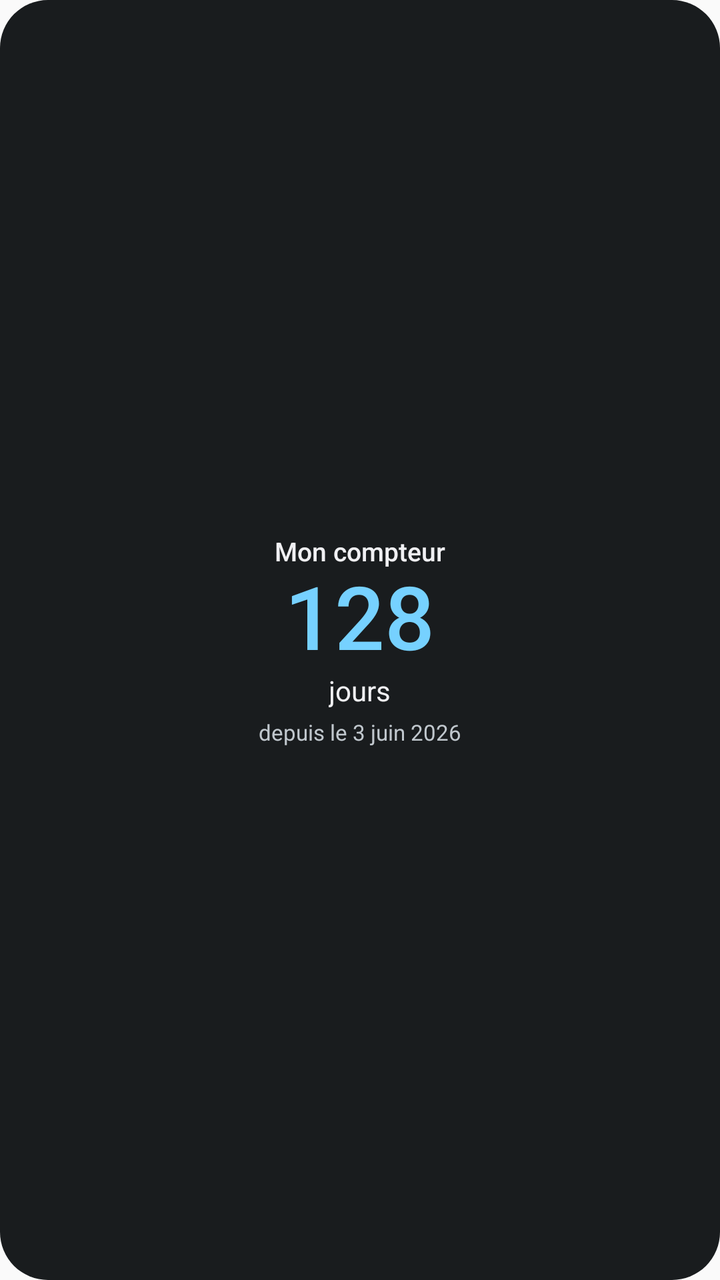
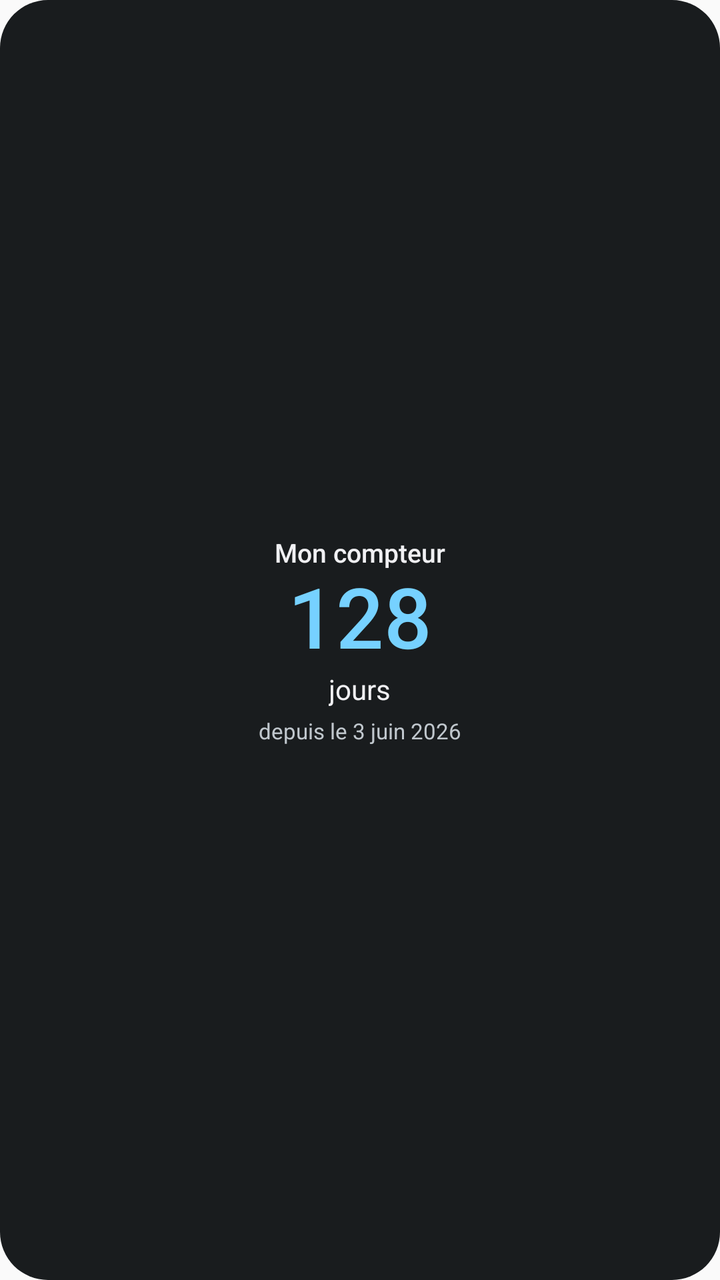

Compare the two renders of this Android layout. The source of the first and the diff that turns it into the second are given below.
<!-- AndroidManifest.xml: application theme AppTheme -->
<!-- res/layout/widget_days.xml -->
<?xml version="1.0" encoding="utf-8"?>
<LinearLayout xmlns:android="http://schemas.android.com/apk/res/android"
    android:id="@+id/widget_root"
    android:layout_width="match_parent"
    android:layout_height="match_parent"
    android:background="@drawable/widget_bg"
    android:gravity="center"
    android:orientation="vertical"
    android:padding="12dp">

    <TextView
        android:id="@+id/days_label"
        android:layout_width="wrap_content"
        android:layout_height="wrap_content"
        android:ellipsize="end"
        android:fontFamily="sans-serif-medium"
        android:gravity="center"
        android:maxLines="1"
        android:text="Mon compteur"
        android:textColor="@color/widget_text"
        android:textSize="13sp" />

    <TextView
        android:id="@+id/days_number"
        android:layout_width="wrap_content"
        android:layout_height="wrap_content"
        android:fontFamily="sans-serif-medium"
        android:includeFontPadding="false"
        android:maxLines="1"
        android:text="128"
        android:textColor="@color/widget_accent"
        android:textSize="44sp" />

    <TextView
        android:id="@+id/days_unit"
        android:layout_width="wrap_content"
        android:layout_height="wrap_content"
        android:maxLines="1"
        android:text="jours"
        android:textColor="@color/widget_text"
        android:textSize="14sp" />

    <TextView
        android:id="@+id/days_since"
        android:layout_width="wrap_content"
        android:layout_height="wrap_content"
        android:layout_marginTop="4dp"
        android:ellipsize="end"
        android:gravity="center"
        android:maxLines="2"
        android:text="depuis le 3 juin 2026"
        android:textColor="@color/widget_text_secondary"
        android:textSize="11sp" />

    <TextView
        android:id="@+id/days_page"
        android:layout_width="wrap_content"
        android:layout_height="wrap_content"
        android:layout_marginTop="4dp"
        android:letterSpacing="0.1"
        android:maxLines="1"
        android:text="● ○ ○"
        android:textColor="@color/widget_text_secondary"
        android:textSize="7sp"
        android:visibility="gone" />

</LinearLayout>
<!-- resources referenced by this layout -->
<resources>
  <color name="widget_accent">#FFC266</color>
  <color name="widget_text">#FFFFFFFF</color>
  <color name="widget_text_secondary">#B3FFFFFF</color>
  <!-- drawable widget_bg (drawable) -->
  <?xml version="1.0" encoding="utf-8"?>
  <shape xmlns:android="http://schemas.android.com/apk/res/android"
      android:shape="rectangle">
      <solid android:color="@color/widget_bg" />
      <corners android:radius="24dp" />
  </shape>
  <style name="AppTheme" parent="android:Theme.Material.Light.NoActionBar">
          <item name="android:colorAccent">@color/brand</item>
          <item name="android:colorPrimary">@color/ic_launcher_bg</item>
          <item name="android:statusBarColor">@android:color/transparent</item>
          <item name="android:windowLightStatusBar">true</item>
      </style>
  <color name="widget_bg">#EE1E1E24</color>
  <color name="brand">#FFB74D</color>
  <color name="ic_launcher_bg">#1E1E24</color>
</resources>

<!-- the commit's change to res/layout/widget_days.xml (unified diff, before → after) -->
@@ -22,14 +22,18 @@
 
     <TextView
         android:id="@+id/days_number"
-        android:layout_width="wrap_content"
-        android:layout_height="wrap_content"
+        android:layout_width="match_parent"
+        android:layout_height="50dp"
+        android:autoSizeMaxTextSize="44sp"
+        android:autoSizeMinTextSize="18sp"
+        android:autoSizeStepGranularity="1sp"
+        android:autoSizeTextType="uniform"
         android:fontFamily="sans-serif-medium"
+        android:gravity="center"
         android:includeFontPadding="false"
         android:maxLines="1"
         android:text="128"
-        android:textColor="@color/widget_accent"
-        android:textSize="44sp" />
+        android:textColor="@color/widget_accent" />
 
     <TextView
         android:id="@+id/days_unit"
